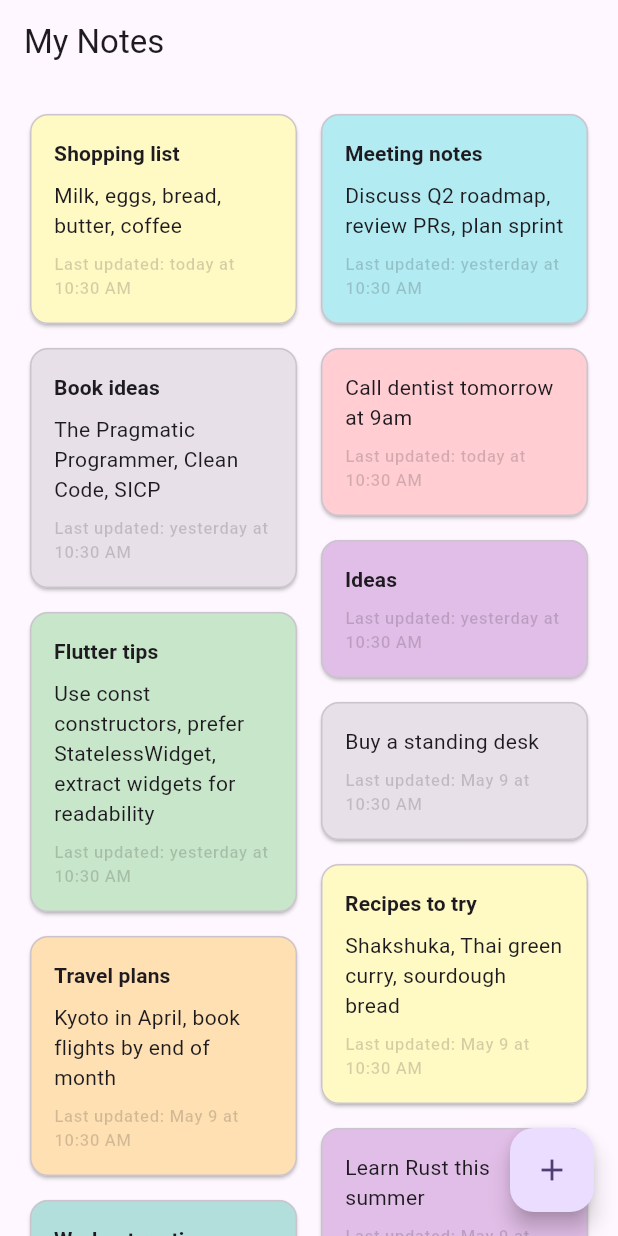
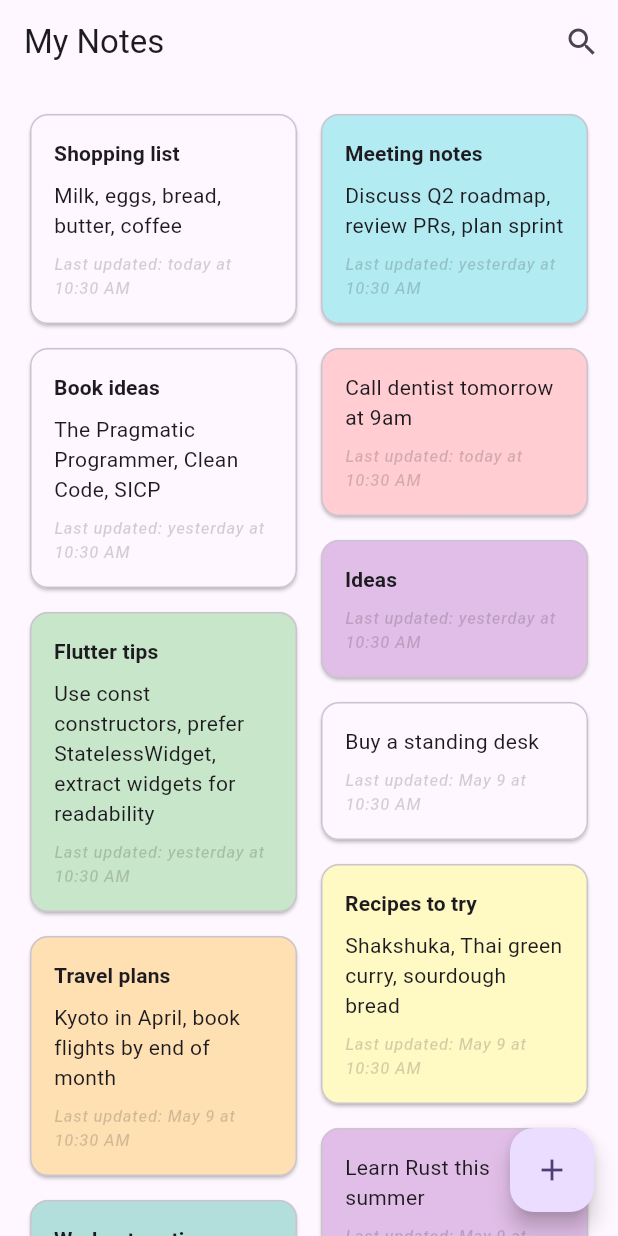
Before and after one commit to alexaniko88/my-notes, a Flutter app: the screen it shows after launch, on a phone screen of 412 x 824 dp. Run offline on Flutter 3.47's test engine with Material 3 defaults, Android fonts, the phone set to English and light mode, and no system bars; our stand-ins replace equatable, flutter_riverpod, gap, go_router, riverpod_annotation; generated files the repository leaves out were written again.

Commit message:
Adds inline note search and filtering (#4)
* feat(home): inline search with real-time note filtering

Search icon in app bar toggles inline TextField; back button exits
search mode. Filters notes by title/body (case-insensitive); shows
"No matching notes" when query yields no results.

Co-Authored-By: Claude Sonnet 4.6 <noreply@anthropic.com>

* feat(search): highlight matching text in note cards

Thread searchQuery through _MasonryColumn and _DraggableNoteItem to
NoteCard; split matches into TextSpans with yellow background + bold.

Co-Authored-By: Claude Sonnet 4.6 <noreply@anthropic.com>

* chore(claude): enforce trailing comma audit in impl-ui and impl-logic

Add explicit audit step to Phase 3 of both skills: check every
constructor/function call with >2 args has a trailing comma before
reporting done.

Co-Authored-By: Claude Sonnet 4.6 <noreply@anthropic.com>

* refactor(note-card): theme colors extension and extract date formatting

- Add AppColors ThemeExtension with searchHighlight (light/dark variants)
- Register AppColors in both themes; expose via context.colors
- Replace hardcoded Colors.yellow with context.colors.searchHighlight
- Extract _formatUpdatedAt to DateTimeExtensions.toNoteLabel

Co-Authored-By: Claude Sonnet 4.6 <noreply@anthropic.com>

* refactor(theme): move FAB scrim color to AppColors theme extension

Co-Authored-By: Claude Sonnet 4.6 <noreply@anthropic.com>

---------

Co-authored-by: Claude Sonnet 4.6 <noreply@anthropic.com>

```diff
--- a/lib/data/repositories/in_memory_note_repository.dart
+++ b/lib/data/repositories/in_memory_note_repository.dart
@@ -36,7 +36,6 @@ List<Note> _seedNotes() {
       title: 'Shopping list',
       body: 'Milk, eggs, bread, butter, coffee',
       isPinned: true,
-      color: 0xFFFFF9C4,
       createdAt: now,
       updatedAt: now,
     ),
--- a/lib/gen/app_localizations.dart
+++ b/lib/gen/app_localizations.dart
@@ -163,6 +163,18 @@ abstract class AppLocalizations {
   /// In en, this message translates to:
   /// **'{date} at {time}'**
   String noteUpdatedDateAt(String date, String time);
+
+  /// Hint text in the search field
+  ///
+  /// In en, this message translates to:
+  /// **'Search notes'**
+  String get searchHint;
+
+  /// Shown when search returns no results
+  ///
+  /// In en, this message translates to:
+  /// **'No matching notes'**
+  String get searchNoResults;
 }
 
 class _AppLocalizationsDelegate
--- a/lib/gen/app_localizations_en.dart
+++ b/lib/gen/app_localizations_en.dart
@@ -48,4 +48,10 @@ class AppLocalizationsEn extends AppLocalizations {
   String noteUpdatedDateAt(String date, String time) {
     return '$date at $time';
   }
+
+  @override
+  String get searchHint => 'Search notes';
+
+  @override
+  String get searchNoResults => 'No matching notes';
 }
--- a/lib/gen/app_localizations_es.dart
+++ b/lib/gen/app_localizations_es.dart
@@ -48,4 +48,10 @@ class AppLocalizationsEs extends AppLocalizations {
   String noteUpdatedDateAt(String date, String time) {
     return '$date a las $time';
   }
+
+  @override
+  String get searchHint => 'Buscar notas';
+
+  @override
+  String get searchNoResults => 'Sin notas coincidentes';
 }
--- a/lib/l10n/app_en.arb
+++ b/lib/l10n/app_en.arb
@@ -65,5 +65,13 @@
         "type": "String"
       }
     }
+  },
+  "searchHint": "Search notes",
+  "@searchHint": {
+    "description": "Hint text in the search field"
+  },
+  "searchNoResults": "No matching notes",
+  "@searchNoResults": {
+    "description": "Shown when search returns no results"
   }
 }
--- a/lib/l10n/app_es.arb
+++ b/lib/l10n/app_es.arb
@@ -9,5 +9,7 @@
   "noteLastUpdated": "Última actualización: {timeLabel}",
   "noteUpdatedTodayAt": "hoy a las {time}",
   "noteUpdatedYesterdayAt": "ayer a las {time}",
-  "noteUpdatedDateAt": "{date} a las {time}"
+  "noteUpdatedDateAt": "{date} a las {time}",
+  "searchHint": "Buscar notas",
+  "searchNoResults": "Sin notas coincidentes"
 }
--- a/lib/presentation/screens/home_screen.dart
+++ b/lib/presentation/screens/home_screen.dart
@@ -11,8 +11,29 @@ import 'package:my_notes/presentation/widgets/notes/note_card.dart';
 import 'package:my_notes/shared/extensions/build_context_extensions.dart';
 import 'package:my_notes/shared/navigation/app_route.dart';
 
-class HomeScreen extends StatelessWidget {
+class HomeScreen extends StatefulWidget {
   const HomeScreen({super.key});
+
+  @override
+  State<HomeScreen> createState() => _HomeScreenState();
+}
+
+class _HomeScreenState extends State<HomeScreen> {
+  final _searchController = TextEditingController();
+  bool _isSearching = false;
+
+  void _startSearch() => setState(() => _isSearching = true);
+
+  void _stopSearch() {
+    _searchController.clear();
+    setState(() => _isSearching = false);
+  }
+
+  @override
+  void dispose() {
+    _searchController.dispose();
+    super.dispose();
+  }
 
   @override
   Widget build(BuildContext context) {
@@ -24,13 +45,54 @@ class HomeScreen extends StatelessWidget {
       (Icons.picture_as_pdf_outlined, l10n.fabOptionPdf),
     ];
 
-    return Scaffold(
-      appBar: AppBar(title: _PlaygroundTitle(label: l10n.appTitle)),
-      body: Stack(
-        children: [
-          _NotesGrid(emptyLabel: l10n.notesEmptyState),
-          FabNotes(options: options),
-        ],
+    return PopScope(
+      canPop: !_isSearching,
+      onPopInvokedWithResult: (didPop, _) {
+        if (!didPop) _stopSearch();
+      },
+      child: Scaffold(
+        appBar: _isSearching
+            ? AppBar(
+                leading: BackButton(onPressed: _stopSearch),
+                title: TextField(
+                  controller: _searchController,
+                  autofocus: true,
+                  decoration: InputDecoration(
+                    hintText: l10n.searchHint,
+                    border: InputBorder.none,
+                  ),
+                  onChanged: (_) => setState(() {}),
+                ),
+                actions: [
+                  if (_searchController.text.isNotEmpty)
+                    IconButton(
+                      icon: const Icon(Icons.close),
+                      onPressed: () {
+                        _searchController.clear();
+                        setState(() {});
+                      },
+                    ),
+                ],
+              )
+            : AppBar(
+                title: _PlaygroundTitle(label: l10n.appTitle),
+                actions: [
+                  IconButton(
+                    icon: const Icon(Icons.search),
+                    onPressed: _startSearch,
+                  ),
+                ],
+              ),
+        body: Stack(
+          children: [
+            _NotesGrid(
+              emptyLabel: l10n.notesEmptyState,
+              noResultsLabel: l10n.searchNoResults,
+              searchQuery: _searchController.text,
+            ),
+            FabNotes(options: options),
+          ],
+        ),
       ),
     );
   }
@@ -84,8 +146,14 @@ class _PlaygroundTitleState extends State<_PlaygroundTitle> {
 
 class _NotesGrid extends ConsumerStatefulWidget {
   final String emptyLabel;
+  final String noResultsLabel;
+  final String searchQuery;
 
-  const _NotesGrid({required this.emptyLabel});
+  const _NotesGrid({
+    required this.emptyLabel,
+    required this.noResultsLabel,
+    required this.searchQuery,
+  });
 
   @override
   ConsumerState<_NotesGrid> createState() => _NotesGridState();
@@ -108,22 +176,39 @@ class _NotesGridState extends ConsumerState<_NotesGrid> {
     });
   }
 
+  List<Note> _applyQuery(String query) {
+    if (query.isEmpty) return _notes;
+    final q = query.toLowerCase();
+    return _notes
+        .where((n) =>
+            (n.title?.toLowerCase().contains(q) ?? false) ||
+            (n.body?.toLowerCase().contains(q) ?? false))
+        .toList();
+  }
+
   @override
   Widget build(BuildContext context) {
     ref.listen(notesProvider, (List<Note>? _, List<Note> next) {
       setState(() => _notes = List.of(next));
     });
 
+    final theme = Theme.of(context);
+    final query = widget.searchQuery;
+    final displayedNotes = _applyQuery(query);
+
     if (_notes.isEmpty) {
-      final theme = Theme.of(context);
       return Center(child: Text(widget.emptyLabel, style: theme.textTheme.bodyLarge));
+    }
+
+    if (displayedNotes.isEmpty) {
+      return Center(child: Text(widget.noResultsLabel, style: theme.textTheme.bodyLarge));
     }
 
     final spacing = context.dimensions.spacing;
     final cardWidth = (MediaQuery.sizeOf(context).width - spacing.md * 2 - spacing.sm) / 2;
 
-    final leftItems = [for (var i = 0; i < _notes.length; i += 2) (i, _notes[i])];
-    final rightItems = [for (var i = 1; i < _notes.length; i += 2) (i, _notes[i])];
+    final leftItems = [for (var i = 0; i < displayedNotes.length; i += 2) (i, displayedNotes[i])];
+    final rightItems = [for (var i = 1; i < displayedNotes.length; i += 2) (i, displayedNotes[i])];
 
     return SingleChildScrollView(
       padding: EdgeInsets.all(spacing.md),
@@ -134,6 +219,7 @@ class _NotesGridState extends ConsumerState<_NotesGrid> {
             child: _MasonryColumn(
               items: leftItems,
               cardWidth: cardWidth,
+              searchQuery: query,
               onReorder: _onReorder,
             ),
           ),
@@ -142,6 +228,7 @@ class _NotesGridState extends ConsumerState<_NotesGrid> {
             child: _MasonryColumn(
               items: rightItems,
               cardWidth: cardWidth,
+              searchQuery: query,
               onReorder: _onReorder,
             ),
           ),
@@ -154,11 +241,13 @@ class _NotesGridState extends ConsumerState<_NotesGrid> {
 class _MasonryColumn extends StatelessWidget {
   final List<(int, Note)> items;
   final double cardWidth;
+  final String searchQuery;
   final void Function(int from, int to) onReorder;
 
   const _MasonryColumn({
     required this.items,
     required this.cardWidth,
+    required this.searchQuery,
     required this.onReorder,
   });
 
@@ -175,6 +264,7 @@ class _MasonryColumn extends StatelessWidget {
             note: items[i].$2,
             index: items[i].$1,
             cardWidth: cardWidth,
+            searchQuery: searchQuery,
             onReorder: onReorder,
           ),
         ],
@@ -189,6 +279,7 @@ class _DraggableNoteItem extends StatelessWidget {
   final Note note;
   final int index;
   final double cardWidth;
+  final String searchQuery;
   final void Function(int from, int to) onReorder;
 
   const _DraggableNoteItem({
@@ -196,6 +287,7 @@ class _DraggableNoteItem extends StatelessWidget {
     required this.note,
     required this.index,
     required this.cardWidth,
+    required this.searchQuery,
     required this.onReorder,
   });
 
@@ -213,14 +305,14 @@ class _DraggableNoteItem extends StatelessWidget {
               width: cardWidth,
               child: Material(
                 color: Colors.transparent,
-                child: NoteCard(note: note),
+                child: NoteCard(note: note, searchQuery: searchQuery),
               ),
             ),
             childWhenDragging: Opacity(
               opacity: 0.3,
-              child: NoteCard(note: note),
+              child: NoteCard(note: note, searchQuery: searchQuery),
             ),
-            child: NoteCard(note: note),
+            child: NoteCard(note: note, searchQuery: searchQuery),
           ),
         );
       },
--- a/lib/presentation/widgets/home/fab_notes.dart
+++ b/lib/presentation/widgets/home/fab_notes.dart
@@ -86,7 +86,9 @@ class _FabScrim extends StatelessWidget {
           duration: _duration,
           child: GestureDetector(
             onTap: onTap,
-            child: const ColoredBox(color: Colors.black54),
+            child: ColoredBox(
+              color: context.colors.fabScrim,
+            ),
           ),
         ),
       ),
--- a/lib/presentation/widgets/notes/note_card.dart
+++ b/lib/presentation/widgets/notes/note_card.dart
@@ -1,14 +1,69 @@
 import 'package:flutter/material.dart';
 import 'package:gap/gap.dart';
-import 'package:intl/intl.dart';
 import 'package:my_notes/domain/models/note.dart';
-import 'package:my_notes/gen/app_localizations.dart';
 import 'package:my_notes/shared/extensions/build_context_extensions.dart';
+import 'package:my_notes/shared/extensions/date_time_extensions.dart';
 
 class NoteCard extends StatelessWidget {
-  const NoteCard({super.key, required this.note});
+  const NoteCard({
+    super.key,
+    required this.note,
+    this.searchQuery = '',
+  });
 
   final Note note;
+  final String searchQuery;
+
+  TextSpan _highlight({
+    required String text,
+    TextStyle? highlightStyle,
+    required Color highlightColor,
+  }) {
+    if (searchQuery.isEmpty) {
+      return TextSpan(
+        text: text,
+        style: highlightStyle,
+      );
+    }
+
+    final q = searchQuery.toLowerCase();
+    final lower = text.toLowerCase();
+    final spans = <TextSpan>[];
+    var start = 0;
+
+    while (true) {
+      final index = lower.indexOf(q, start);
+      if (index == -1) {
+        spans.add(
+          TextSpan(
+            text: text.substring(start),
+            style: highlightStyle,
+          ),
+        );
+        break;
+      }
+      if (index > start) {
+        spans.add(
+          TextSpan(
+            text: text.substring(start, index),
+            style: highlightStyle,
+          ),
+        );
+      }
+      spans.add(
+        TextSpan(
+          text: text.substring(index, index + q.length),
+          style: highlightStyle?.copyWith(
+            backgroundColor: highlightColor,
+            fontWeight: FontWeight.bold,
+          ),
+        ),
+      );
+      start = index + q.length;
+    }
+
+    return TextSpan(children: spans);
+  }
 
   @override
   Widget build(BuildContext context) {
@@ -19,11 +74,17 @@ class NoteCard extends StatelessWidget {
     final radius = dimensions.borderRadius;
 
     final noteColor = note.color;
-    final backgroundColor = noteColor != null
-        ? Color(noteColor)
-        : theme.cardTheme.color ?? theme.colorScheme.surfaceContainerHighest;
+    final backgroundColor = noteColor != null ? Color(noteColor) : theme.cardColor;
     final title = note.title;
     final body = note.body;
+
+    final titleStyle = theme.textTheme.titleSmall?.copyWith(fontWeight: FontWeight.bold);
+    final bodyStyle = theme.textTheme.bodyMedium;
+    final highlightColor = context.colors.searchHighlight;
+    final lastUpdatedTheme = theme.textTheme.labelSmall?.copyWith(
+      color: theme.colorScheme.onSurface.withValues(alpha: 0.2),
+      fontStyle: FontStyle.italic,
+    );
 
     return Card(
       color: backgroundColor,
@@ -38,25 +99,29 @@ class NoteCard extends StatelessWidget {
           mainAxisSize: MainAxisSize.min,
           children: [
             if (title != null) ...[
-              Text(
-                title,
-                style: theme.textTheme.titleSmall?.copyWith(fontWeight: FontWeight.bold),
+              Text.rich(
+                _highlight(
+                  text: title,
+                  highlightStyle: titleStyle,
+                  highlightColor: highlightColor,
+                ),
               ),
               if (body != null) Gap(spacing.sm),
             ],
             if (body != null)
-              Text(
-                body,
-                style: theme.textTheme.bodyMedium,
+              Text.rich(
+                _highlight(
+                  text: body,
+                  highlightStyle: bodyStyle,
+                  highlightColor: highlightColor,
+                ),
                 maxLines: 8,
                 overflow: TextOverflow.ellipsis,
               ),
             Gap(spacing.sm),
             Text(
-              l10n.noteLastUpdated(_formatUpdatedAt(note.updatedAt, l10n)),
-              style: theme.textTheme.labelSmall?.copyWith(
-                color: theme.colorScheme.onSurface.withValues(alpha: 0.2),
-              ),
+              l10n.noteLastUpdated(note.updatedAt.toNoteLabel(l10n)),
+              style: lastUpdatedTheme,
             ),
           ],
         ),
@@ -64,21 +129,4 @@ class NoteCard extends StatelessWidget {
     );
   }
 
-  String _formatUpdatedAt(DateTime dt, AppLocalizations l10n) {
-    final now = DateTime.now();
-    final today = DateTime(now.year, now.month, now.day);
-    final day = const Duration(days: 1);
-    final yesterday = today.subtract(day);
-    final updated = DateTime(dt.year, dt.month, dt.day);
-
-    final time = DateFormat('h:mm a').format(dt);
-
-    if (updated == today) {
-      return l10n.noteUpdatedTodayAt(time);
-    } else if (updated == yesterday) {
-      return l10n.noteUpdatedYesterdayAt(time);
-    } else {
-      return l10n.noteUpdatedDateAt(DateFormat('MMM d').format(dt), time);
-    }
-  }
 }
--- a/lib/shared/extensions/build_context_extensions.dart
+++ b/lib/shared/extensions/build_context_extensions.dart
@@ -1,10 +1,13 @@
 import 'package:flutter/material.dart';
 import 'package:my_notes/gen/app_localizations.dart';
+import 'package:my_notes/shared/theme/app_colors.dart';
 import 'package:my_notes/shared/theme/app_dimensions.dart';
 
 extension BuildContextExtensions on BuildContext {
   // ! safe: AppDimensions is always registered in both lightTheme and darkTheme
   AppDimensions get dimensions => Theme.of(this).extension<AppDimensions>()!;
+  // ! safe: AppColors is always registered in both lightTheme and darkTheme
+  AppColors get colors => Theme.of(this).extension<AppColors>()!;
   // ! safe: AppLocalizations delegate is always registered in MaterialApp
   AppLocalizations get l10n => AppLocalizations.of(this)!;
 }
--- /dev/null
+++ b/lib/shared/extensions/date_time_extensions.dart
@@ -0,0 +1,21 @@
+import 'package:intl/intl.dart';
+import 'package:my_notes/gen/app_localizations.dart';
+
+extension DateTimeExtensions on DateTime {
+  String toNoteLabel(AppLocalizations l10n) {
+    final now = DateTime.now();
+    final today = DateTime(now.year, now.month, now.day);
+    final yesterday = today.subtract(const Duration(days: 1));
+    final updated = DateTime(year, month, day);
+
+    final time = DateFormat('h:mm a').format(this);
+
+    if (updated == today) {
+      return l10n.noteUpdatedTodayAt(time);
+    } else if (updated == yesterday) {
+      return l10n.noteUpdatedYesterdayAt(time);
+    } else {
+      return l10n.noteUpdatedDateAt(DateFormat('MMM d').format(this), time);
+    }
+  }
+}
--- /dev/null
+++ b/lib/shared/theme/app_colors.dart
@@ -0,0 +1,37 @@
+import 'package:flutter/material.dart';
+
+class AppColors extends ThemeExtension<AppColors> {
+  const AppColors({
+    required this.searchHighlight,
+    required this.fabScrim,
+  });
+
+  final Color searchHighlight;
+  final Color fabScrim;
+
+  static const light = AppColors(
+    searchHighlight: Color(0xFFFFEB3B),
+    fabScrim: Colors.black54,
+  );
+  static const dark = AppColors(
+    searchHighlight: Color(0xFF827717),
+    fabScrim: Colors.black54,
+  );
+
+  @override
+  AppColors copyWith({Color? searchHighlight, Color? fabScrim}) {
+    return AppColors(
+      searchHighlight: searchHighlight ?? this.searchHighlight,
+      fabScrim: fabScrim ?? this.fabScrim,
+    );
+  }
+
+  @override
+  AppColors lerp(AppColors? other, double t) {
+    if (other == null) return this;
+    return AppColors(
+      searchHighlight: Color.lerp(searchHighlight, other.searchHighlight, t)!,
+      fabScrim: Color.lerp(fabScrim, other.fabScrim, t)!,
+    );
+  }
+}
--- a/lib/shared/theme/app_theme.dart
+++ b/lib/shared/theme/app_theme.dart
@@ -1,4 +1,5 @@
 import 'package:flutter/material.dart';
+import 'package:my_notes/shared/theme/app_colors.dart';
 import 'package:my_notes/shared/theme/app_dimensions.dart';
 
 const _seedColor = Colors.deepPurple;
@@ -9,7 +10,7 @@ final lightTheme = ThemeData(
     brightness: Brightness.light,
   ),
   useMaterial3: true,
-  extensions: const [AppDimensions.defaults],
+  extensions: const [AppDimensions.defaults, AppColors.light],
 );
 
 final darkTheme = ThemeData(
@@ -18,5 +19,5 @@ final darkTheme = ThemeData(
     brightness: Brightness.dark,
   ),
   useMaterial3: true,
-  extensions: const [AppDimensions.defaults],
+  extensions: const [AppDimensions.defaults, AppColors.dark],
 );
```
Also changed, not shown: 2 other files.
